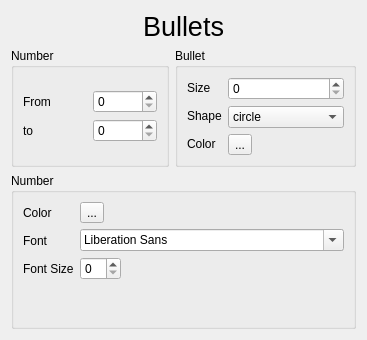
Before: the Qt Designer form sources/Forms/formnumberedbullets.ui in jose94752/ClipEdit, drawn with Qt 5.
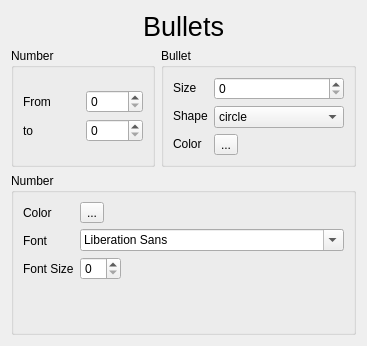
After: the same form once the commit is applied.

The edit to the form file:
```diff
--- a/sources/Forms/formnumberedbullets.ui
+++ b/sources/Forms/formnumberedbullets.ui
@@ -7,7 +7,7 @@
     <x>0</x>
     <y>0</y>
     <width>367</width>
-    <height>340</height>
+    <height>346</height>
    </rect>
   </property>
   <property name="windowTitle">
@@ -158,7 +158,7 @@
                   </item>
                   <item>
                    <property name="text">
-                    <string>round rectangle</string>
+                    <string>rounded rectangle</string>
                    </property>
                   </item>
                  </widget>
```
